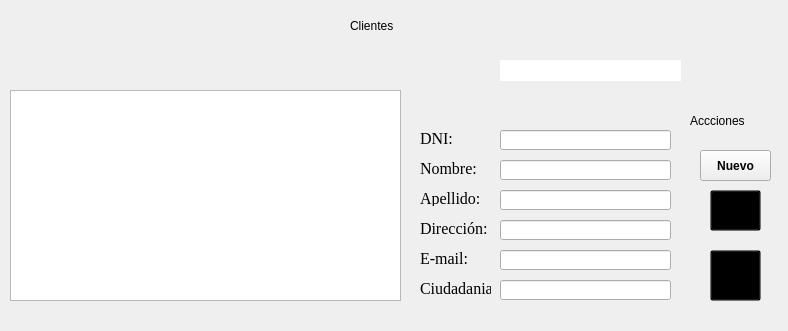
Qt form Sistema_de_Registro_de_Hotel/gui_menu_cliente.ui (JeffersonFarCar/Sistema-de-Registro-de-Hotel) before a commit.
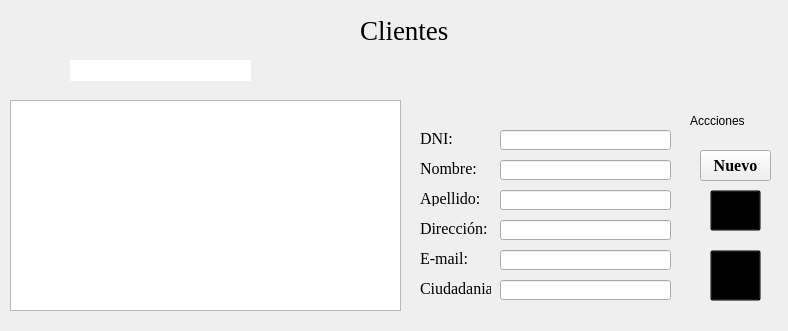
The same form after that commit. Icons and pictures are not drawn.

Commit message: Actualización - Cliente

The edit to the form file:
```diff
--- a/Sistema_de_Registro_de_Hotel/gui_menu_cliente.ui
+++ b/Sistema_de_Registro_de_Hotel/gui_menu_cliente.ui
@@ -91,7 +91,7 @@
    </property>
    <property name="geometry">
     <rect>
-     <x>500</x>
+     <x>70</x>
      <y>60</y>
      <width>181</width>
      <height>21</height>
@@ -138,12 +138,15 @@
    </property>
   </widget>
   <widget class="QPushButton" name="Buscar_button">
+   <property name="enabled">
+    <bool>true</bool>
+   </property>
    <property name="geometry">
     <rect>
-     <x>700</x>
+     <x>20</x>
      <y>50</y>
-     <width>41</width>
-     <height>41</height>
+     <width>31</width>
+     <height>31</height>
     </rect>
    </property>
    <property name="sizePolicy">
@@ -160,8 +163,8 @@
    </property>
    <property name="font">
     <font>
-     <weight>75</weight>
-     <bold>true</bold>
+     <weight>50</weight>
+     <bold>false</bold>
      <underline>false</underline>
      <strikeout>false</strikeout>
     </font>
@@ -272,6 +275,8 @@
    </property>
    <property name="font">
     <font>
+     <family>Times New Roman</family>
+     <pointsize>12</pointsize>
      <weight>75</weight>
      <bold>true</bold>
     </font>
@@ -296,12 +301,21 @@
   <widget class="QLabel" name="label_6">
    <property name="geometry">
     <rect>
-     <x>350</x>
+     <x>360</x>
      <y>10</y>
-     <width>101</width>
-     <height>31</height>
+     <width>111</width>
+     <height>41</height>
     </rect>
    </property>
+   <property name="font">
+    <font>
+     <family>Times New Roman</family>
+     <pointsize>20</pointsize>
+     <weight>9</weight>
+     <italic>false</italic>
+     <bold>false</bold>
+    </font>
+   </property>
    <property name="styleSheet">
     <string notr="true">font: 75 20pt &quot;Times New Roman&quot;;</string>
    </property>
@@ -420,7 +434,7 @@
    <property name="geometry">
     <rect>
      <x>10</x>
-     <y>90</y>
+     <y>100</y>
      <width>391</width>
      <height>211</height>
     </rect>
```
Left out of the diff: 2 changed lines with no effect on the pictures. The commit also changes 16 other files.
